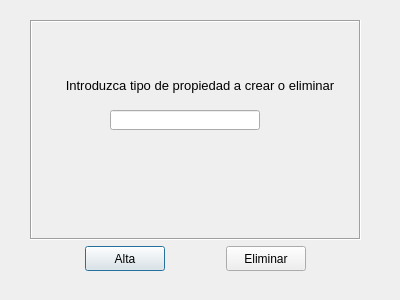
First picture: the form in templates/dlgGestipoprop.ui, repository Manue14/Proyecto_interfaces, before the edit.
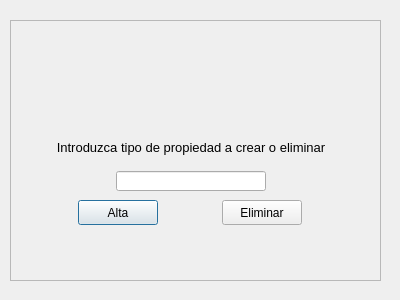
Second picture: the form after the edit. Icons and pictures are not drawn.

What changed in the file:
```diff
--- a/templates/dlgGestipoprop.ui
+++ b/templates/dlgGestipoprop.ui
@@ -31,33 +31,70 @@
   <property name="modal">
    <bool>true</bool>
   </property>
-  <widget class="QWidget" name="layoutWidget">
-   <property name="geometry">
-    <rect>
-     <x>30</x>
-     <y>20</y>
-     <width>331</width>
-     <height>251</height>
-    </rect>
-   </property>
-   <layout class="QVBoxLayout" name="verticalLayout_2">
-    <item>
      <widget class="QFrame" name="frame">
+   <property name="geometry">
+    <rect>
+     <x>10</x>
+     <y>20</y>
+     <width>371</width>
+     <height>261</height>
+    </rect>
+   </property>
       <property name="frameShape">
-       <enum>QFrame::Box</enum>
+    <enum>QFrame::StyledPanel</enum>
       </property>
       <property name="frameShadow">
-       <enum>QFrame::Sunken</enum>
-      </property>
-      <widget class="QLabel" name="lblGestipoprop">
+    <enum>QFrame::Raised</enum>
+   </property>
+   <widget class="QWidget" name="verticalLayoutWidget">
        <property name="geometry">
         <rect>
-         <x>30</x>
+      <x>10</x>
          <y>50</y>
-         <width>280</width>
-         <height>30</height>
-        </rect>
-       </property>
+      <width>342</width>
+      <height>161</height>
+     </rect>
+    </property>
+    <layout class="QVBoxLayout" name="verticalLayout">
+     <item>
+      <layout class="QHBoxLayout" name="horizontalLayout_2">
+       <item>
+        <widget class="QLabel" name="label">
+         <property name="minimumSize">
+          <size>
+           <width>50</width>
+           <height>50</height>
+          </size>
+         </property>
+         <property name="maximumSize">
+          <size>
+           <width>50</width>
+           <height>50</height>
+          </size>
+         </property>
+         <property name="layoutDirection">
+          <enum>Qt::LeftToRight</enum>
+         </property>
+         <property name="text">
+          <string/>
+         </property>
+         <property name="pixmap">
+          <pixmap>../img/house.ico</pixmap>
+         </property>
+         <property name="scaledContents">
+          <bool>true</bool>
+         </property>
+         <property name="alignment">
+          <set>Qt::AlignLeading|Qt::AlignLeft|Qt::AlignVCenter</set>
+         </property>
+        </widget>
+       </item>
+      </layout>
+     </item>
+     <item>
+      <layout class="QHBoxLayout" name="horizontalLayout_3">
+       <item>
+        <widget class="QLabel" name="lblGestipoprop">
        <property name="minimumSize">
         <size>
          <width>280</width>
@@ -82,15 +119,13 @@
         <set>Qt::AlignCenter</set>
        </property>
       </widget>
+       </item>
+      </layout>
+     </item>
+     <item>
+      <layout class="QHBoxLayout" name="horizontalLayout_4">
+       <item>
       <widget class="QLineEdit" name="txtGestipoprop">
-       <property name="geometry">
-        <rect>
-         <x>80</x>
-         <y>90</y>
-         <width>150</width>
-         <height>20</height>
-        </rect>
-       </property>
        <property name="minimumSize">
         <size>
          <width>150</width>
@@ -104,26 +139,8 @@
         </size>
        </property>
       </widget>
-      <widget class="QLabel" name="label">
-       <property name="geometry">
-        <rect>
-         <x>130</x>
-         <y>10</y>
-         <width>51</width>
-         <height>41</height>
-        </rect>
-       </property>
-       <property name="text">
-        <string/>
-       </property>
-       <property name="pixmap">
-        <pixmap>../img/house.ico</pixmap>
-       </property>
-       <property name="scaledContents">
-        <bool>true</bool>
-       </property>
-      </widget>
-     </widget>
+       </item>
+      </layout>
     </item>
     <item>
      <layout class="QHBoxLayout" name="horizontalLayout">
@@ -168,6 +185,7 @@
      </layout>
     </item>
    </layout>
+   </widget>
   </widget>
  </widget>
  <resources/>
```
Lines whose indentation alone changed are shown as unchanged.
